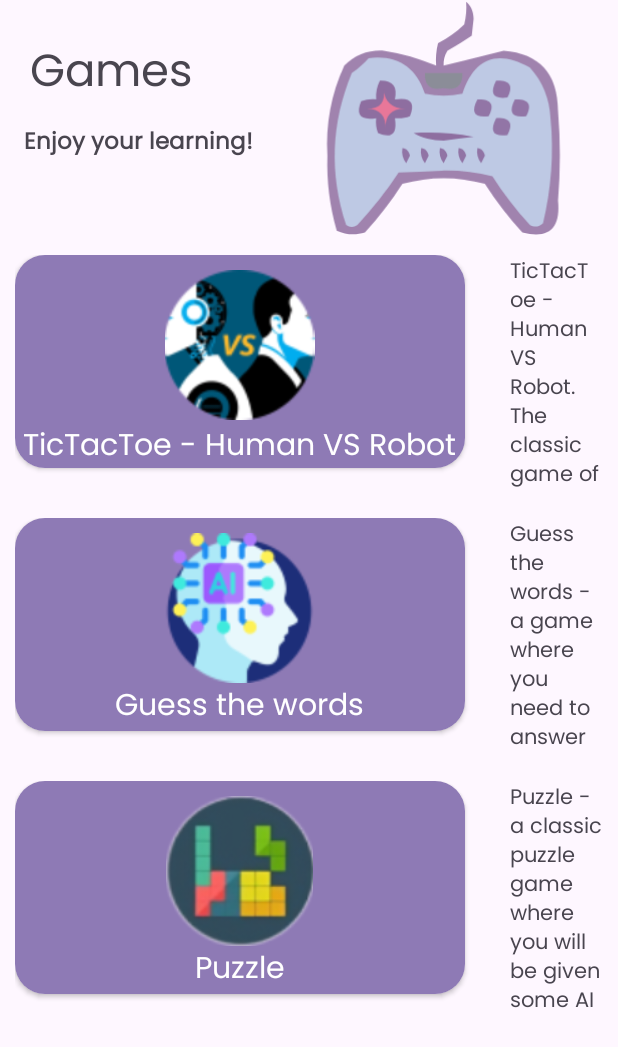
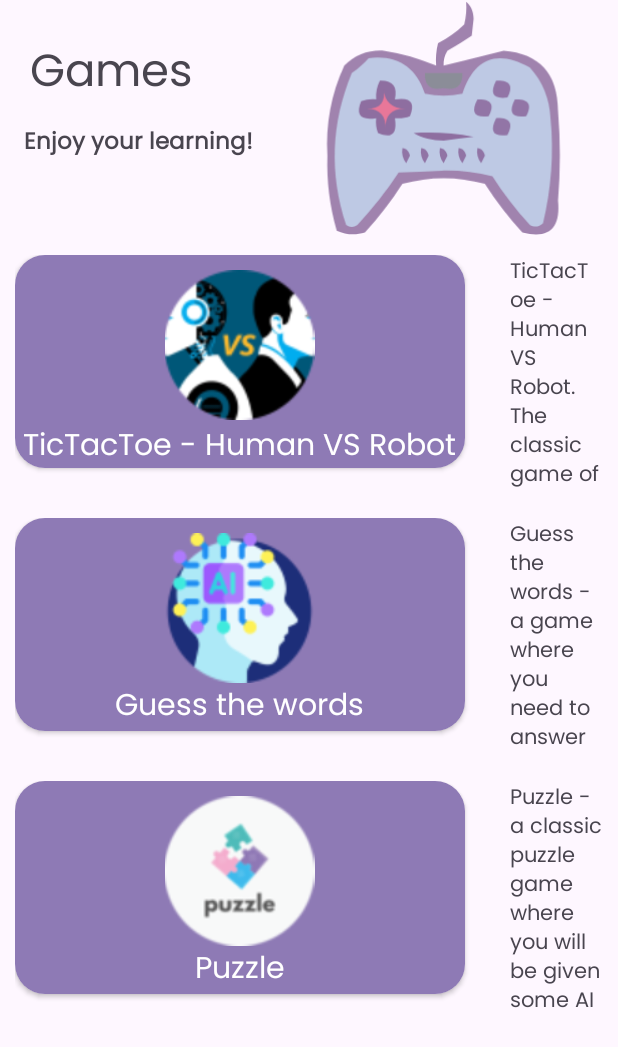
Before and after one commit to shoghkob/brain_boost, an Android app: the GamesPage screen opened directly, with no data from a screen before it, on a phone screen of 412 x 824 dp. Shown: the top 1047 px of the screen. Run offline under Robolectric (Android 15) with nearby library versions, the phone set to English and light mode, and no system bars.

Commit message:
puzzle_image

```diff
--- a/app/src/main/res/layout/activity_games_page.xml
+++ b/app/src/main/res/layout/activity_games_page.xml
@@ -182,7 +182,7 @@
                         android:layout_width="230dp"
                         android:layout_height="100dp"
                         android:layout_marginTop="10dp"
-                        android:src="@drawable/game3" />
+                        android:src="@drawable/puzzle_logo" />
 
                     <TextView
                         android:layout_width="wrap_content"
--- a/app/src/main/res/layout/activity_main_page.xml
+++ b/app/src/main/res/layout/activity_main_page.xml
@@ -139,7 +139,7 @@
                             android:id="@+id/game3"
                             android:layout_width="match_parent"
                             android:layout_height="wrap_content"
-                            android:src="@drawable/game3" />
+                            android:src="@drawable/puzzle_logo" />
 
                         <TextView
                             android:id="@+id/game3Text"
```
Also changed, not shown: app/src/main/assets/img/puzzle_image10.jpg (added), app/src/main/assets/img/puzzle_image6.jpg (added), app/src/main/assets/img/puzzle_image7.jpg (added), app/src/main/assets/img/puzzle_image8.jpg (added), app/src/main/assets/img/puzzle_image9.jpg (added), app/src/main/res/drawable/game1.png (deleted), app/src/main/res/drawable/game2.png (deleted), app/src/main/res/drawable/game3.png (deleted), app/src/main/res/drawable/game4.png (deleted), app/src/main/res/drawable/game5.png (deleted), app/src/main/res/drawable/game6.png (deleted), app/src/main/res/drawable/game7.png (deleted), app/src/main/res/drawable/game8.png (deleted), app/src/main/res/drawable/puzzle_logo.png (added).
